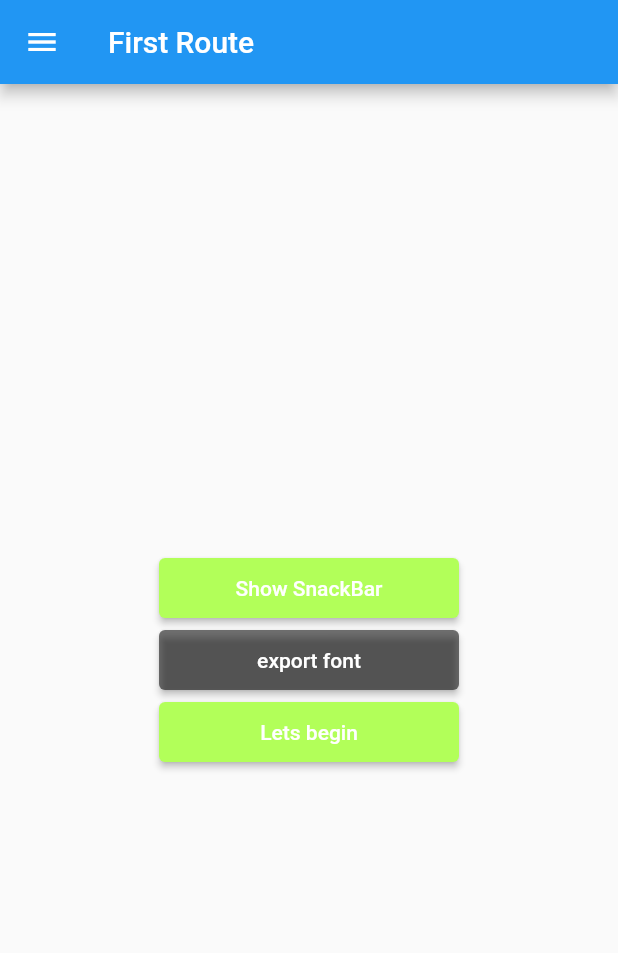
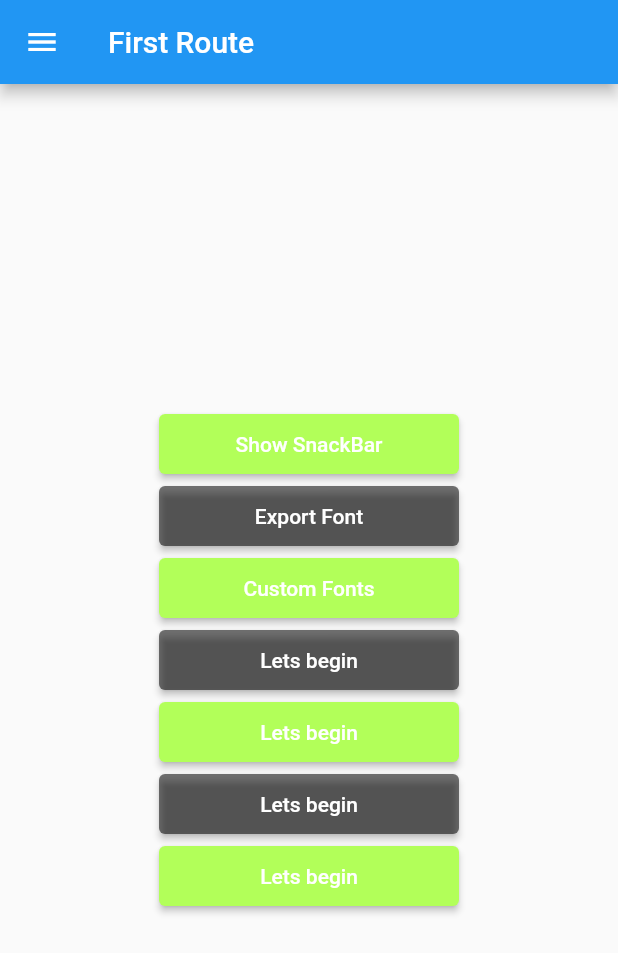
Before and after one commit to sanith-m-s/cookbooks2, a Flutter app: the screen it shows after launch, on a phone screen of 412 x 824 dp. Shown: the top 953 px of the screen. Run offline on Flutter 3.47's test engine with Material 2 defaults, Android fonts, the phone set to English and light mode, and no system bars.

Commit message:
custom fonts

```diff
--- /dev/null
+++ b/lib/customFont.dart
@@ -0,0 +1,32 @@
+import 'package:flutter/material.dart';
+class MyApp extends StatelessWidget {
+  const MyApp({super.key});
+
+  @override
+  Widget build(BuildContext context) {
+    return MaterialApp(
+      title: 'Custom Fonts',
+      // Set Raleway as the default app font.
+      theme: ThemeData(fontFamily: 'Raleway'),
+      home: const customFonts(),
+    );
+  }
+}
+class customFonts extends StatelessWidget {
+  const customFonts({Key? key}) : super(key: key);
+
+  @override
+  Widget build(BuildContext context) {
+    return  Scaffold(
+      // The AppBar uses the app-default Raleway font.
+      appBar: AppBar(title: const Text('Custom Fonts')),
+      body: const Center(
+        // This Text widget uses the RobotoMono font.
+        child: Text(
+          'Roboto Mono sample',
+          style: TextStyle(fontFamily: 'RobotoMono'),
+        ),
+      ),
+    );
+  }
+}
--- a/lib/main.dart
+++ b/lib/main.dart
@@ -1,5 +1,6 @@
 import 'package:cookbooks2/font.dart';
 import'package:flutter/material.dart';
+import 'package:cookbooks2/customFont.dart';
 
 void main() {
   runApp(
@@ -13,7 +14,8 @@ class Home extends StatelessWidget {
 
   @override
   Widget build(BuildContext context) {
-    return Scaffold(
+    return Container(
+      child: Scaffold(
         appBar: AppBar(
           title: const Text('First Route'),
         ),
@@ -43,7 +45,7 @@ class Home extends StatelessWidget {
                   style: ElevatedButton.styleFrom(fixedSize: Size(200, 40),
                   primary: Colors.black54),
 
-                child: Text("export font"),
+                  child: Text("Export Font"),
                   onPressed: () {
                     Navigator.push(context,MaterialPageRoute(builder: (context)=> const font())
                     );
@@ -52,10 +54,38 @@ class Home extends StatelessWidget {
                 ElevatedButton(
                   style: ElevatedButton.styleFrom(fixedSize: Size(200, 40),
                       primary: Colors.lightGreenAccent),
+                  child: Text("Custom Fonts"),
+                  onPressed: () {
+                    Navigator.push(context,MaterialPageRoute(builder: (context)=> const customFonts())
+                    );
+                  },
+                ),
+                ElevatedButton(
+                  style: ElevatedButton.styleFrom(fixedSize: Size(200, 40),
+                      primary: Colors.black54),
                   child: Text("Lets begin"),
                   onPressed: () {},
-              )
+                ),
+                ElevatedButton(
+                  style: ElevatedButton.styleFrom(fixedSize: Size(200, 40),
+                      primary: Colors.lightGreenAccent),
+                  child: Text("Lets begin"),
+                  onPressed: () {},
+                ),
+                ElevatedButton(
+                  style: ElevatedButton.styleFrom(fixedSize: Size(200, 40),
+                      primary: Colors.black54),
+                  child: Text("Lets begin"),
+                  onPressed: () {},
+                ),
+                ElevatedButton(
+                  style: ElevatedButton.styleFrom(fixedSize: Size(200, 40),
+                      primary: Colors.lightGreenAccent),
+                  child: Text("Lets begin"),
+                  onPressed: () {},
+                ),
               ],
+
 
 
             )
@@ -86,6 +116,8 @@ class Home extends StatelessWidget {
           ),
         ),
 
+      ),
     );
+
   }
 }
```
Lines whose indentation alone changed are shown as unchanged.
